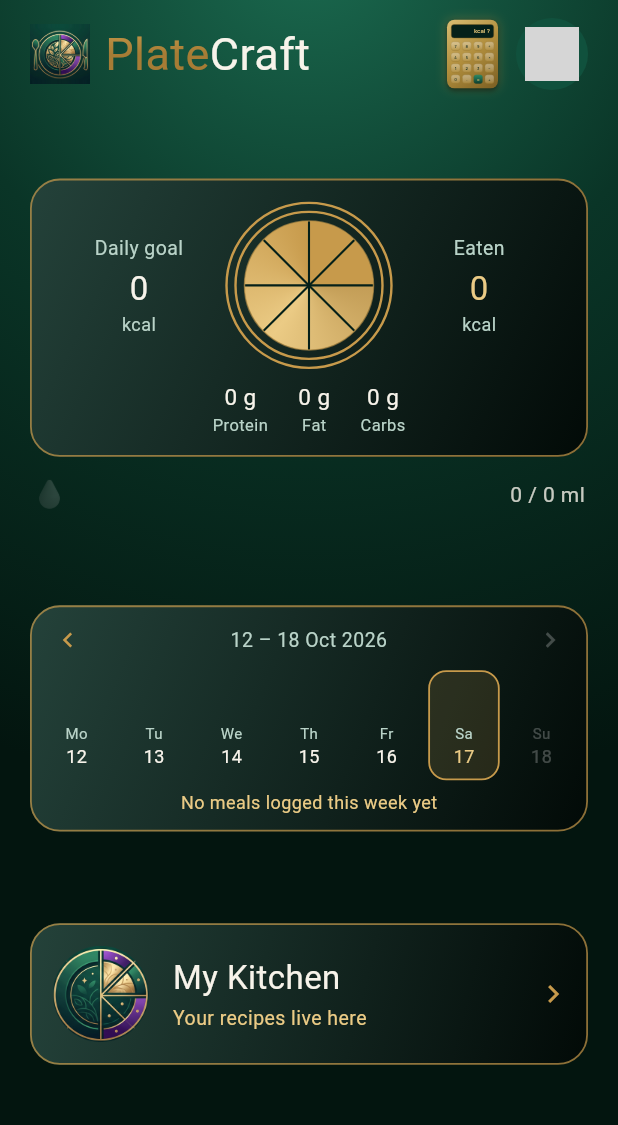
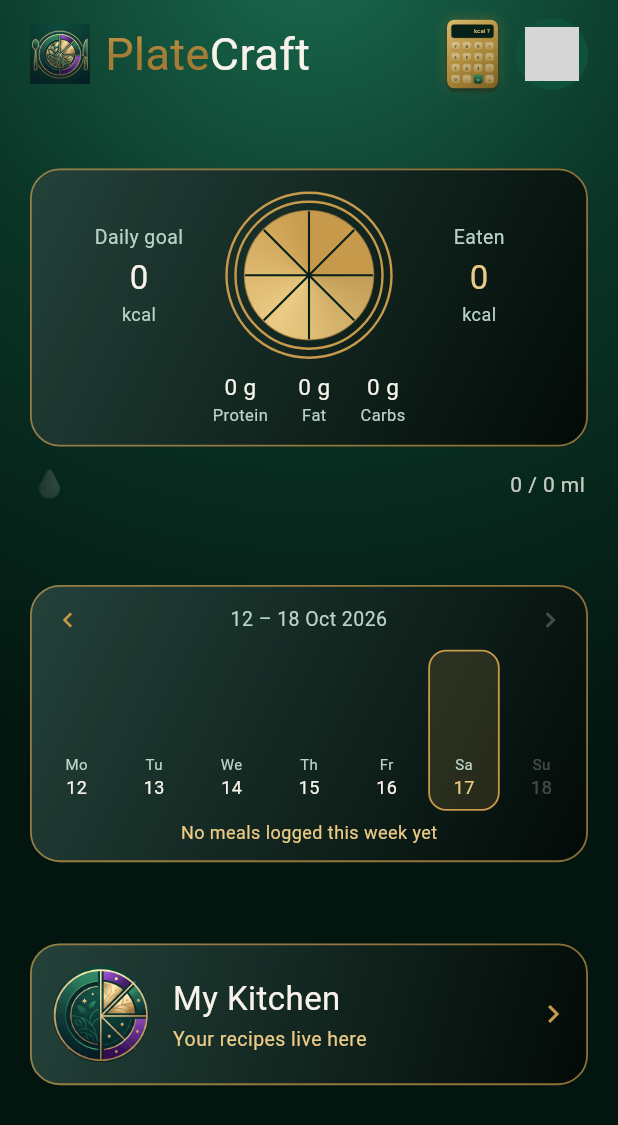
Before and after one commit to Little-Miracles/platecraft, a Flutter app: the HomeScreen screen opened directly, on a phone screen of 412 x 824 dp. Shown: the top 1125 px of the screen. Run offline on Flutter 3.47's test engine with Material 3 defaults, Android fonts, the phone set to English and light mode, and no system bars; our stand-ins replace google_fonts, shared_preferences; accounts and stored records are empty; Roboto replaces fonts that are missing (Marcellus); grey boxes are pictures that could not be loaded.

Commit message:
Fix: the week strip and water drops on home now update right away
They are const on the home screen, so they never heard about a new meal or
a glass of water: the banner showed 60 kcal while the week still said
"No meals logged this week yet". Both now listen to the app state.
Week columns are taller, in the plate's gold, with the day's kcal above.

Co-Authored-By: Claude Opus 5.5 <noreply@anthropic.com>

```diff
--- a/lib/widgets.dart
+++ b/lib/widgets.dart
@@ -649,10 +649,21 @@ class _WeekStripState extends State<WeekStrip> {
     _syncedDay = AppState.instance.day;
   }
 
+  // The strip is const on home, so it listens itself: a new meal or water
+  // must show up here right away, not on the next visit.
+  void _changed() => setState(() {});
+
   @override
   void initState() {
     super.initState();
     _syncToSelected();
+    AppState.instance.addListener(_changed);
+  }
+
+  @override
+  void dispose() {
+    AppState.instance.removeListener(_changed);
+    super.dispose();
   }
 
   @override
@@ -742,7 +753,7 @@ class _WeekStripState extends State<WeekStrip> {
     final future = d.isAfter(today);
     final selected = AppState.key(d) == s.day;
     final over = target != null && kcal > target;
-    final h = maxKcal <= 0 ? 0.0 : (kcal / maxKcal * 22).clamp(0.0, 22.0);
+    final h = maxKcal <= 0 ? 0.0 : (kcal / maxKcal * 40).clamp(0.0, 40.0);
 
     return GestureDetector(
       onTap: future ? null : () => s.selectDay(d),
@@ -757,18 +768,27 @@ class _WeekStripState extends State<WeekStrip> {
         ),
         child: Column(
           children: [
+            // Eaten that day: the number over a gold column, gold like the plate.
             SizedBox(
-              height: 24,
-              child: Align(
-                alignment: Alignment.bottomCenter,
-                child: Container(
-                  width: 8,
-                  height: h < 3 && kcal > 0 ? 3 : h,
-                  decoration: BoxDecoration(
-                    borderRadius: BorderRadius.circular(5),
-                    color: over ? PC.purpleLight : PC.logoGold,
+              height: 58,
+              child: Column(
+                mainAxisAlignment: MainAxisAlignment.end,
+                children: [
+                  if (kcal > 0)
+                    Text('${kcal.round()}',
+                        style: PC.logo(9,
+                            color: over ? PC.purpleLight : PC.logoGoldLight)),
+                  const SizedBox(height: 2),
+                  Container(
+                    width: 10,
+                    height: h < 4 && kcal > 0 ? 4 : h,
+                    decoration: BoxDecoration(
+                      borderRadius: BorderRadius.circular(5),
+                      color: over ? PC.purpleLight : null,
+                      gradient: over ? null : PC.logoGoldGradient,
+                    ),
                   ),
-                ),
+                ],
               ),
             ),
             const SizedBox(height: 4),
@@ -827,7 +847,13 @@ class WaterDrops extends StatelessWidget {
   final Widget? trailing;
 
   @override
-  Widget build(BuildContext context) {
+  Widget build(BuildContext context) => ListenableBuilder(
+        // Const on home, so it listens itself for new water.
+        listenable: AppState.instance,
+        builder: (context, _) => _drops(),
+      );
+
+  Widget _drops() {
     final s = AppState.instance;
     final goal = s.profile?.waterMl ?? 2000;
     final ml = s.waterDay;
```
Also changed, not shown: 1 other file.
